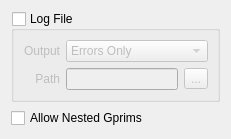
Old version of the form src/USDExport/Views/UsdExportAdvancedRollup.ui in the repository Autodesk/3dsmax-usd.
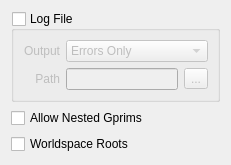
New version of the form.

```diff
--- a/src/USDExport/Views/UsdExportAdvancedRollup.ui
+++ b/src/USDExport/Views/UsdExportAdvancedRollup.ui
@@ -99,6 +99,16 @@
      </property>
     </widget>
    </item>
+   <item>
+    <widget class="QCheckBox" name="WorldSpaceRootsCheckBox">
+     <property name="toolTip">
+      <string>Exports the root prims with their worldspace transform instead of local transform. This feature is useful for exporting specific parts without needing to export the entire hierarchy.</string>
+     </property>
+     <property name="text">
+      <string>Worldspace Roots</string>
+     </property>
+    </widget>
+   </item>
   </layout>
  </widget>
  <resources/>
```
